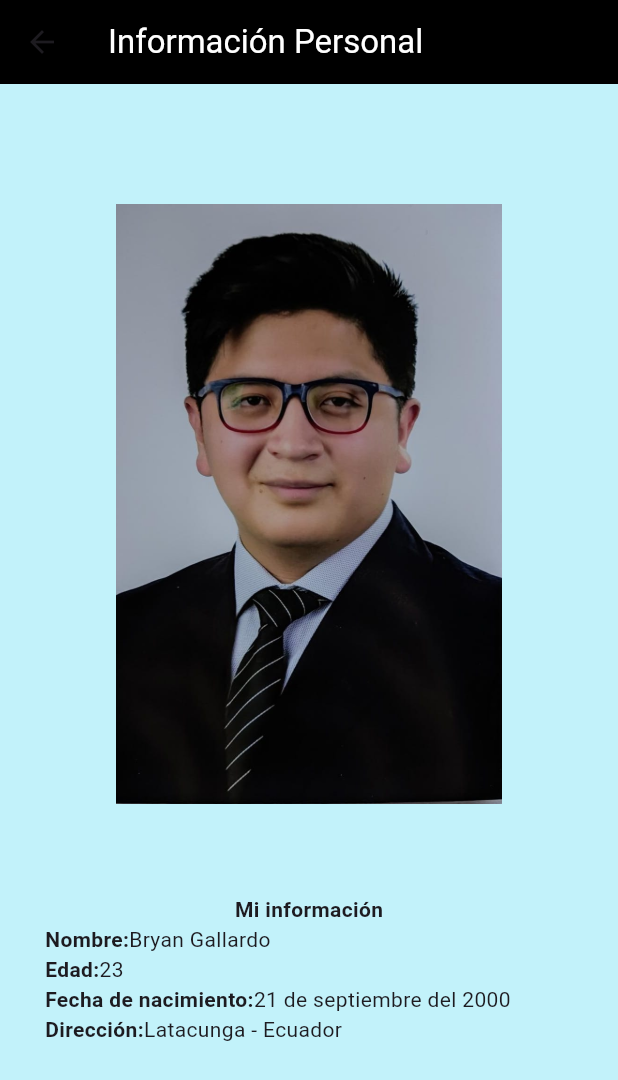
After one commit to Ryot211/flutter_ejerscise, a Flutter app: the menu_ent screen opened by its route, after a tap on the "person" icon, on a phone screen of 412 x 824 dp. The commit adds this screen. Shown: the top 1080 px of the screen. Run offline on Flutter 3.47's test engine with Material 3 defaults, Android fonts, the phone set to English and light mode, and no system bars; our stand-ins replace sqflite; accounts and stored records are empty.

Commit message:
informacion-foto

```diff
--- a/lib/main.dart
+++ b/lib/main.dart
@@ -3,6 +3,7 @@ import 'package:clase05_06_2024/views/Shop_list.dart';
 import 'package:clase05_06_2024/views/Subject_list.dart';
 import 'package:clase05_06_2024/views/course/editC.dart';
 import 'package:clase05_06_2024/views/course/newc.dart';
+import 'package:clase05_06_2024/views/informacion/hoja.dart';
 import 'package:clase05_06_2024/views/inicio.dart';
 import 'package:clase05_06_2024/views/Student_list.dart';
 import 'package:clase05_06_2024/views/menu.dart';
@@ -61,7 +62,8 @@ class MyApp extends StatelessWidget {
           '/Course/edit': (context) => CourseEdit(),
           '/Subject/edit': (context) => SubjetEdit(),
           '/Teacher/edit': (context) => TeacherEdit(),
-          '/Shop/edit' :(context) => ShopEdit(),
+          '/Shop/edit': (context) => ShopEdit(),
+          '/Informacion': (context) => Informacion(),
         });
   }
 }
--- /dev/null
+++ b/lib/views/informacion/hoja.dart
@@ -0,0 +1,76 @@
+import 'package:flutter/material.dart';
+
+class Informacion extends StatelessWidget {
+  const Informacion({super.key});
+  @override
+  Widget build(BuildContext context) {
+    return Scaffold(
+      appBar: AppBar(
+        title: Text(
+          'Información Personal',
+          style: TextStyle(color: Colors.white),
+        ),
+        backgroundColor: Colors.black,
+      ),
+      body: Container(
+        color: Color.fromARGB(255, 194, 242, 250),
+        child: Padding(
+          padding: const EdgeInsets.all(30),
+          child: Center(
+            child: Column(
+              children: [
+                SizedBox(
+                  height: 50,
+                ),
+                Image(
+                  image: AssetImage('assets/images/Bryan.jpg'),
+                  width: 600,
+                  height: 400,
+                ),
+                SizedBox(
+                  height: 60,
+                ),
+                Text('Mi información',
+                    style: TextStyle(fontWeight: FontWeight.bold)),
+                Column(
+                  children: [
+                    Row(
+                      children: [
+                        Text(
+                          'Nombre:',
+                          style: TextStyle(fontWeight: FontWeight.bold),
+                        ),
+                        Text('Bryan Gallardo')
+                      ],
+                    ),
+                    Row(
+                      children: [
+                        Text('Edad:',
+                            style: TextStyle(fontWeight: FontWeight.bold)),
+                        Text('23')
+                      ],
+                    ),
+                    Row(
+                      children: [
+                        Text('Fecha de nacimiento:',
+                            style: TextStyle(fontWeight: FontWeight.bold)),
+                        Text('21 de septiembre del 2000')
+                      ],
+                    ),
+                    Row(
+                      children: [
+                        Text('Dirección:',
+                            style: TextStyle(fontWeight: FontWeight.bold)),
+                        Text('Latacunga - Ecuador')
+                      ],
+                    )
+                  ],
+                )
+              ],
+            ),
+          ),
+        ),
+      ),
+    );
+  }
+}
--- a/lib/views/menu_ent.dart
+++ b/lib/views/menu_ent.dart
@@ -79,6 +79,12 @@ class menu_ent extends StatelessWidget {
           ),
         ),
       ),
+      floatingActionButton: FloatingActionButton(
+        onPressed: () {
+          Navigator.pushNamed(context, '/Informacion');
+        },
+        child: Icon(Icons.person),
+      ),
     );
   }
 }
--- a/pubspec.yaml
+++ b/pubspec.yaml
@@ -63,6 +63,7 @@ flutter:
   assets:
     - assets/images/logo.png
     - assets/images/logo1.png
+    - assets/images/Bryan.jpg
   #   - images/a_dot_burr.jpeg
   #   - images/a_dot_ham.jpeg
 
```
Also changed, not shown: assets/images/Bryan.jpg (added).
